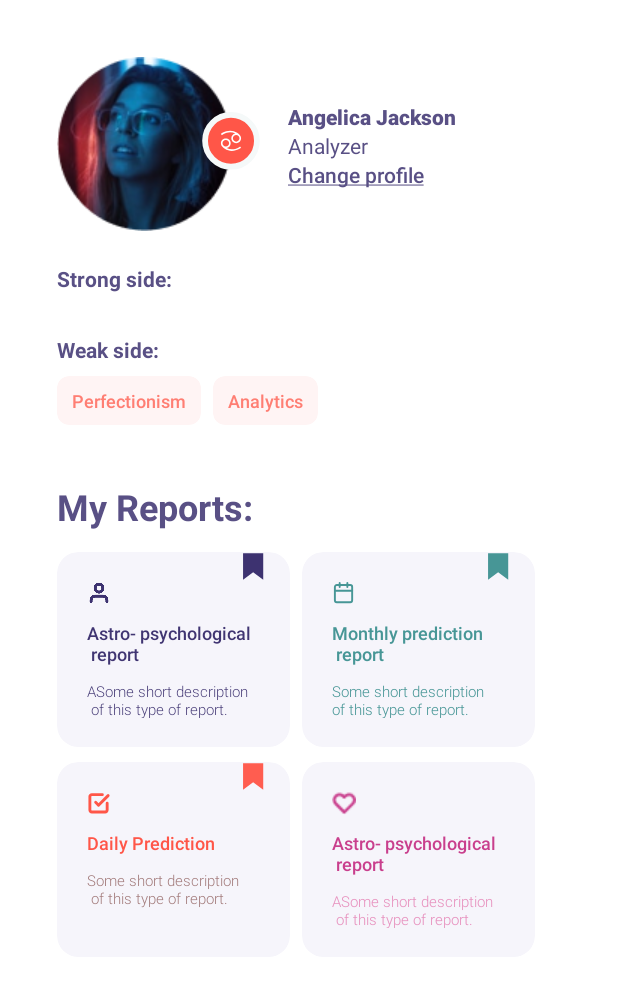
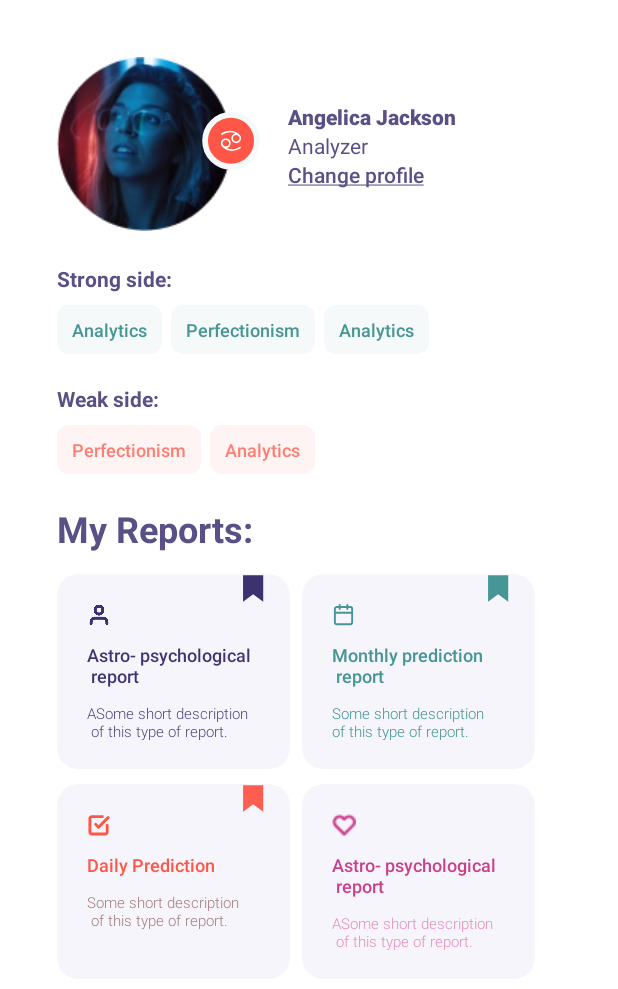
Before and after one commit to MrAbubakr04/Android_proects, an Android app: the screen it shows after launch (prophilActivity), on a phone screen of 412 x 824 dp. Shown: the top 989 px of the screen. Run offline under Robolectric (Android 15) with nearby library versions, the phone set to English and light mode, and no system bars.

Commit message:
proect_3_rec

```diff
--- a/app/build.gradle.kts
+++ b/app/build.gradle.kts
@@ -30,8 +30,13 @@ android {
         sourceCompatibility = JavaVersion.VERSION_1_8
         targetCompatibility = JavaVersion.VERSION_1_8
     }
+
     kotlinOptions {
         jvmTarget = "1.8"
+    }
+
+    buildFeatures{
+        viewBinding=true
     }
 }
 
--- a/app/src/main/java/Adapter/first.kt
+++ b/app/src/main/java/Adapter/first.kt
@@ -2,4 +2,4 @@ package Adapter
 
 import androidx.annotation.ColorRes
 
-data class first(val tex:String,@ColorRes val color_tex:Int,@ColorRes val color_viewHolder:Int)
+data class first(val tex:String,@ColorRes val colortex:Int,@ColorRes val colorMaterialCard:Int)
--- a/app/src/main/java/Adapter/firstAdapter.kt
+++ b/app/src/main/java/Adapter/firstAdapter.kt
@@ -4,32 +4,39 @@ import android.view.LayoutInflater
 import android.view.View
 import android.view.ViewGroup
 import android.widget.ImageView
+import android.widget.RelativeLayout
 import android.widget.TextView
 import androidx.recyclerview.widget.RecyclerView
 import com.example.myapplication.R
+import com.example.myapplication.databinding.Exampl1Binding
 
-class firstAdapter(var mList: List<first>):
-    RecyclerView.Adapter<firstAdapter.LanguageViewHolder>() {
-    inner class LanguageViewHolder(itemView: View) : RecyclerView.ViewHolder(itemView) {
-        val titleTv : TextView = itemView.findViewById(R.id.Text_prophy1)
-
+class firstAdapter :RecyclerView.Adapter<firstAdapter.textHolder>(){
+    val texList = ArrayList<first>()
+    class textHolder(item:View):RecyclerView.ViewHolder (item){
+        val binding = Exampl1Binding.bind(item)
+        fun bind(aa:first ) = with(binding){
+            Textprophy1.text = aa.tex
+            Textprophy1.setTextColor(aa.colortex)
+            RalativeLayoutprophy1.setBackgroundColor(aa.colorMaterialCard)
+        }
     }
 
-    fun setFilteredList(mList: List<first>){
-        this.mList = mList
+    override fun onCreateViewHolder(parent: ViewGroup, viewType: Int): textHolder {
+        val view = LayoutInflater.from(parent.context).inflate(R.layout.exampl_1,parent, false)
+        return textHolder(view)
+    }
+
+    override fun getItemCount(): Int {
+        return texList.size
+    }
+
+    override fun onBindViewHolder(holder: textHolder, position: Int) {
+        holder.bind(texList[position])
+    }
+
+    fun adddata(dat:first){
+        texList.add(dat)
         notifyDataSetChanged()
     }
 
-    override fun onCreateViewHolder(parent: ViewGroup, viewType: Int): LanguageViewHolder {
-        val view = LayoutInflater.from(parent.context).inflate(R.layout.exampl_1 , parent , false)
-        return LanguageViewHolder(view)
-    }
-
-    override fun onBindViewHolder(holder: LanguageViewHolder, position: Int) {
-        holder.titleTv.text = mList[position].tex
-    }
-
-    override fun getItemCount(): Int {
-        return mList.size
-    }
 }
--- a/app/src/main/java/secondActivity/prophilActivity.kt
+++ b/app/src/main/java/secondActivity/prophilActivity.kt
@@ -2,6 +2,8 @@ package secondActivity
 
 import Adapter.first
 import Adapter.firstAdapter
+import android.annotation.SuppressLint
+import android.graphics.Color
 import android.os.Bundle
 import android.widget.Toast
 import androidx.appcompat.app.AppCompatActivity
@@ -9,57 +11,54 @@ import androidx.appcompat.widget.SearchView
 import androidx.recyclerview.widget.LinearLayoutManager
 import androidx.recyclerview.widget.RecyclerView
 import com.example.myapplication.R
+import com.example.myapplication.databinding.ActivityProphilBinding
 import java.util.ArrayList
 import java.util.Locale
 
 class prophilActivity : AppCompatActivity() {
-    private var recyclerView: RecyclerView? = null
-    private lateinit var searchView: SearchView
-    private var mList = ArrayList<first>()
-    private lateinit var adapter: firstAdapter
+    private  val varapadter = firstAdapter()
+    private val varadapter = firstAdapter()
+    lateinit var binding: ActivityProphilBinding
+    private val datatextlist2 = listOf (
+        "Analytics",
+        "Perfectionism",
+        "Analytics"
+    )
+    private val datatextlist1 = listOf (
+        "Perfectionism",
+        "Analytics"
+    )
+
     override fun onCreate(savedInstanceState: Bundle?) {
         super.onCreate(savedInstanceState)
-        setContentView(R.layout.activity_prophil)
-
-        recyclerView = findViewById(R.id.Recycler_View)
-
-
-
-        override fun onCreate(savedInstanceState: Bundle?) {
-            super.onCreate(savedInstanceState)
-            setContentView(R.layout.activity_main)
-
-            recyclerView = findViewById(R.id.Recycler_View)
-
-            recyclerView.setHasFixedSize(true)
-            recyclerView.layoutManager = LinearLayoutManager(this)
-            adapter = firstAdapter(mList)
-            recyclerView.adapter = adapter
-
-
-        }
-
-        private fun filterList(query: String?) {
-
-            if (query != null) {
-                val filteredList = ArrayList<first>()
-                for (i in mList) {
-                    if (i.tex.lowercase(Locale.ROOT).contains(query)) {
-                        filteredList.add(i)
-                    }
-                }
-
-                if (filteredList.isEmpty()) {
-                    Toast.makeText(this, "No Data found", Toast.LENGTH_SHORT).show()
-                } else {
-                    adapter.setFilteredList(filteredList)
-                }
+        binding = ActivityProphilBinding.inflate(layoutInflater)
+        setContentView(binding.root)
+        init1()
+        init2()
+    }
+    @SuppressLint("ResourceType")
+    private  fun init1(){
+        binding.apply{
+            RecyclerView1.layoutManager = LinearLayoutManager(this@prophilActivity,LinearLayoutManager.HORIZONTAL, false)
+            RecyclerView1.adapter = varapadter
+            val textColor = Color.parseColor("#479696")
+            val MaterialCardColor = Color.parseColor("#F5F9F9")
+            for (i in datatextlist2){
+                val datass = first(i,textColor,MaterialCardColor)
+                varapadter.adddata(datass)
             }
         }
-
-        private fun addDataToList() {
-            mList.add(first("Java", #479696,#F5F9F9))
-
+    }
+    private  fun init2(){
+        binding.apply{
+            RecyclerView2.layoutManager = LinearLayoutManager(this@prophilActivity,LinearLayoutManager.HORIZONTAL, false)
+            RecyclerView2.adapter = varadapter
+            val textColor1 = Color.parseColor("#FF7E73")
+            val MaterialCardColor1 = Color.parseColor("#FFF4F4")
+            for (i in datatextlist1){
+                val datass = first(i,textColor1,MaterialCardColor1)
+                varadapter.adddata(datass)
+            }
         }
     }
 }
--- a/app/src/main/res/layout/activity_prophil.xml
+++ b/app/src/main/res/layout/activity_prophil.xml
@@ -56,7 +56,6 @@
                     android:layout_width="wrap_content"
                     android:layout_height="wrap_content"
                     android:text="@string/aaa"
-
                     android:fontFamily="sans-serif-medium"
                     android:textColor="@color/tytle_text_collor"/>
             </LinearLayout>
@@ -84,10 +83,10 @@
                 android:paddingBottom="20dp">
 
                 <androidx.recyclerview.widget.RecyclerView
-                    android:layout_width="wrap_content"
+                    android:layout_width="match_parent"
                     android:layout_height="wrap_content"
-                    android:id="@+id/Recycler_View"
-                    />
+                    android:orientation="horizontal"
+                    android:id="@+id/RecyclerView1" />
             </LinearLayout>
         </HorizontalScrollView>
 
@@ -109,56 +108,16 @@
                 android:layout_width="match_parent"
                 android:layout_height="wrap_content"
                 android:orientation="horizontal"
-                android:paddingBottom="38dp"
-                >
-                <androidx.cardview.widget.CardView
-                    android:layout_width="wrap_content"
+                android:paddingBottom="20dp">
+
+                <androidx.recyclerview.widget.RecyclerView
+                    android:layout_width="match_parent"
                     android:layout_height="wrap_content"
-                    app:cardCornerRadius="8dp"
-                    app:cardElevation="0dp"
-                    android:layout_marginEnd="8dp"
-                    app:cardBackgroundColor="#FFF4F4">
-
-                    <RelativeLayout
-                        android:layout_width="match_parent"
-                        android:layout_height="wrap_content"
-                        android:paddingHorizontal="10dp"
-                        android:paddingVertical="8dp">
-                        <TextView
-                            android:layout_width="wrap_content"
-                            android:layout_height="wrap_content"
-                            android:text="Perfectionism"
-                            android:textSize="12dp"
-                            android:fontFamily="sans-serif-medium"
-                            android:textColor="#FF7E73"
-                            />
-                    </RelativeLayout>
-                </androidx.cardview.widget.CardView>
-                <androidx.cardview.widget.CardView
-                    android:layout_width="wrap_content"
-                    android:layout_height="wrap_content"
-                    app:cardCornerRadius="8dp"
-                    app:cardElevation="0dp"
-                    android:layout_marginEnd="6dp"
-                    app:cardBackgroundColor="#FFF4F4">
-
-                    <RelativeLayout
-                        android:layout_width="match_parent"
-                        android:layout_height="wrap_content"
-                        android:paddingHorizontal="10dp"
-                        android:paddingVertical="8dp">
-                        <TextView
-                            android:layout_width="wrap_content"
-                            android:layout_height="wrap_content"
-                            android:text="Analytics"
-                            android:textSize="12dp"
-                            android:fontFamily="sans-serif-medium"
-                            android:textColor="#FF7E73"
-                            />
-                    </RelativeLayout>
-                </androidx.cardview.widget.CardView>
+                    android:orientation="horizontal"
+                    android:id="@+id/RecyclerView2" />
             </LinearLayout>
         </HorizontalScrollView>
+
         <TextView
             android:layout_width="wrap_content"
             android:layout_height="wrap_content"
--- a/app/src/main/res/layout/exampl_1.xml
+++ b/app/src/main/res/layout/exampl_1.xml
@@ -4,11 +4,12 @@
     android:layout_height="wrap_content"
     xmlns:app="http://schemas.android.com/apk/res-auto"
     app:cardCornerRadius="8dp"
+    android:layout_marginEnd="6dp"
     android:orientation="horizontal"
     app:cardElevation="0dp"
     >
             <RelativeLayout
-                android:id="@+id/RalativeLayout_prophy1"
+                android:id="@+id/RalativeLayoutprophy1"
                 android:layout_width="match_parent"
                 android:layout_height="wrap_content"
                 android:paddingHorizontal="10dp"
@@ -16,7 +17,7 @@
                 android:background="#F5F9F9">
                 <TextView
                     android:layout_width="wrap_content"
-                    android:id="@+id/Text_prophy1"
+                    android:id="@+id/Textprophy1"
                     android:layout_height="wrap_content"
                     android:text="Perfectionism"
                     android:textSize="12dp"
--- a/app/src/main/res/values/colors.xml
+++ b/app/src/main/res/values/colors.xml
@@ -8,4 +8,5 @@
     <color name="tytle_text_collor">#595085</color>
     <color name="title_text_color">#291C6D</color>
     <color name="profil_tetx_color_1">#479696</color>
+    <color name="text1">#F5F9F9</color>
 </resources>
```
